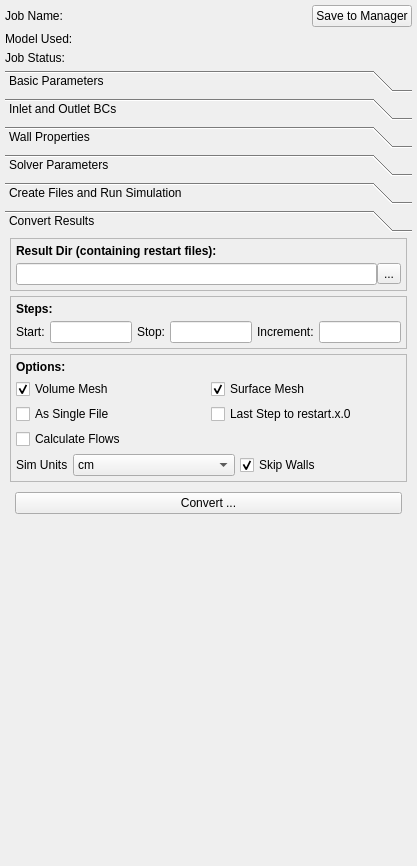
The window that Code/Source/Plugins/org.sv.gui.qt.simulation/src/internal/svSimulationView.ui (SimVascular/SimVascular) describes before a commit, drawn with Qt 5.
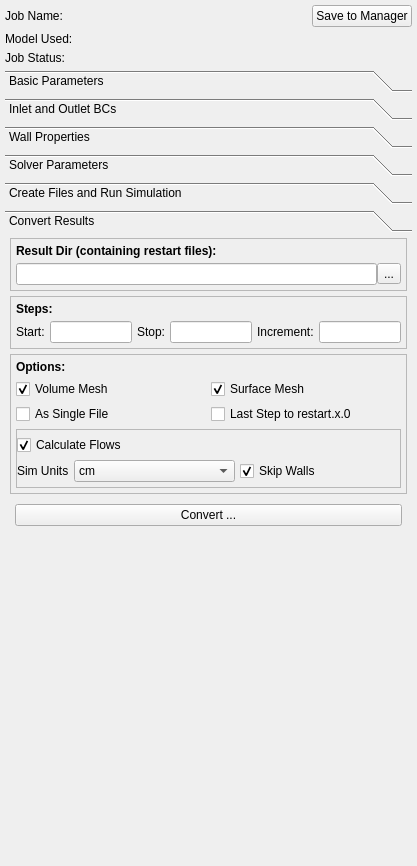
The same window after the commit. Custom widgets are drawn as their Qt base class.

Patch:
```diff
--- a/Code/Source/Plugins/org.sv.gui.qt.simulation/src/internal/svSimulationView.ui
+++ b/Code/Source/Plugins/org.sv.gui.qt.simulation/src/internal/svSimulationView.ui
@@ -1077,13 +1077,6 @@
                 <property name="spacing">
                  <number>5</number>
                 </property>
-                <item row="3" column="0">
-                 <widget class="QCheckBox" name="checkBoxCalculateFlows">
-                  <property name="text">
-                   <string>Calculate Flows</string>
-                  </property>
-                 </widget>
-                </item>
                 <item row="2" column="1">
                  <widget class="QCheckBox" name="checkBoxToRestart">
                   <property name="text">
@@ -1131,7 +1124,41 @@
                   </property>
                  </widget>
                 </item>
-                <item row="4" column="0" colspan="2">
+                <item row="3" column="0" colspan="2">
+                 <widget class="QFrame" name="frame_3">
+                  <property name="frameShape">
+                   <enum>QFrame::StyledPanel</enum>
+                  </property>
+                  <property name="frameShadow">
+                   <enum>QFrame::Raised</enum>
+                  </property>
+                  <layout class="QVBoxLayout" name="verticalLayout_17">
+                   <property name="spacing">
+                    <number>5</number>
+                   </property>
+                   <property name="leftMargin">
+                    <number>0</number>
+                   </property>
+                   <property name="topMargin">
+                    <number>5</number>
+                   </property>
+                   <property name="rightMargin">
+                    <number>0</number>
+                   </property>
+                   <property name="bottomMargin">
+                    <number>5</number>
+                   </property>
+                   <item>
+                    <widget class="QCheckBox" name="checkBoxCalculateFlows">
+                     <property name="text">
+                      <string>Calculate Flows</string>
+                     </property>
+                     <property name="checked">
+                      <bool>true</bool>
+                     </property>
+                    </widget>
+                   </item>
+                   <item>
                  <widget class="QWidget" name="widgetCalculateFlows" native="true">
                   <layout class="QHBoxLayout" name="horizontalLayout_10">
                    <property name="spacing">
@@ -1184,6 +1211,9 @@
                      <property name="checked">
                       <bool>true</bool>
                      </property>
+                       </widget>
+                      </item>
+                     </layout>
                     </widget>
                    </item>
                   </layout>
```
Lines whose indentation alone changed are shown as unchanged.
